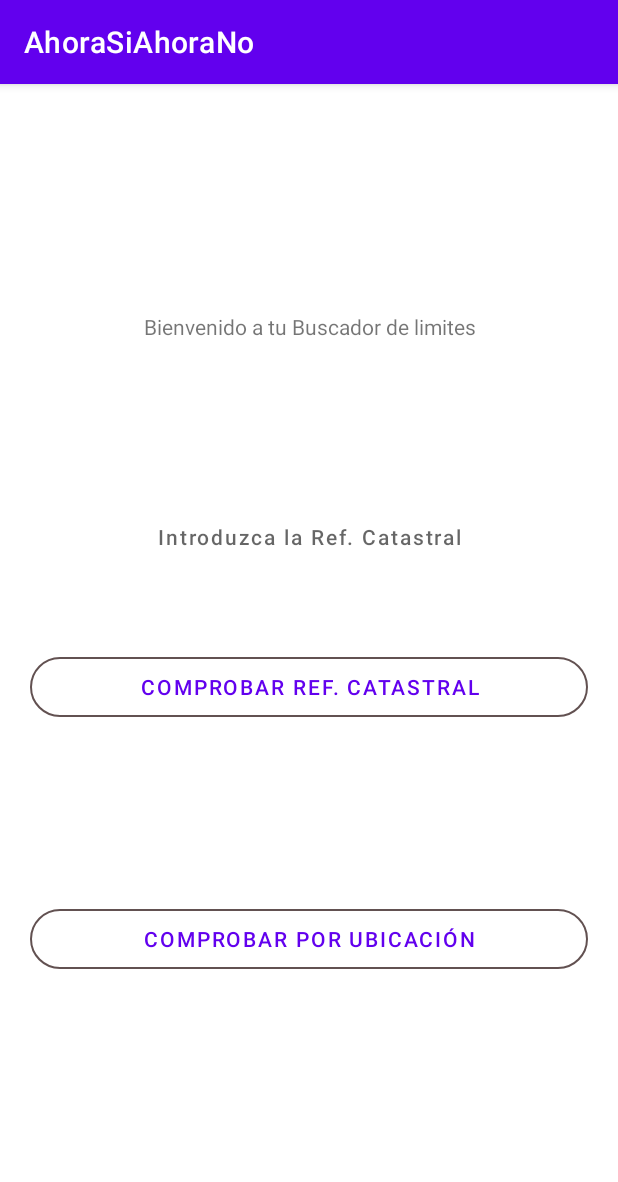
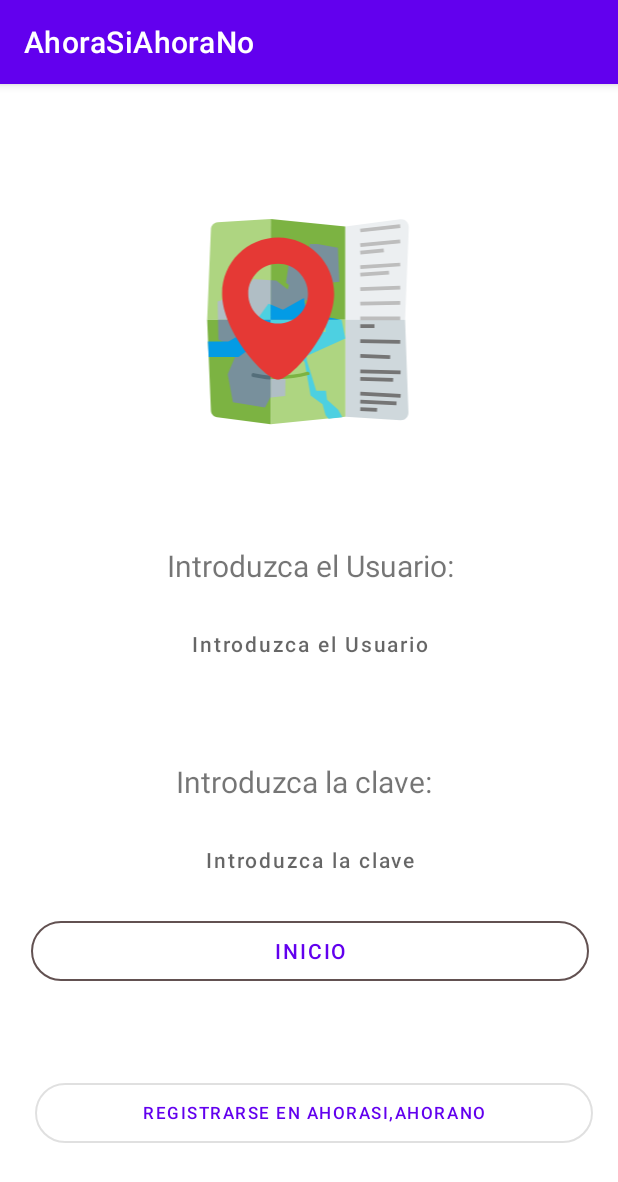
Before and after one commit to Valentfer/AhoraSiAhoraNo, an Android app: the screen it shows after launch (MainActivity2 before the commit, MainActivity3 after it), on a phone screen of 412 x 824 dp. Shown: the top 1182 px of the screen. Run offline under Robolectric (Android 15) with nearby library versions, the phone set to English and light mode, and no system bars.

Commit message:
Incluido Login Y Base de datos

```diff
--- /dev/null
+++ b/app/src/main/java/com/example/ahorasiahorano/MainActivity3.kt
@@ -0,0 +1,55 @@
+package com.example.ahorasiahorano
+
+import android.content.Intent
+import androidx.appcompat.app.AppCompatActivity
+import android.os.Bundle
+import android.widget.Button
+import android.widget.EditText
+import android.widget.Toast
+
+class MainActivity3 : AppCompatActivity() {
+
+    private lateinit var etUsuario: EditText
+    private lateinit var etPassword: EditText
+    private lateinit var btnRegistro: Button
+    private lateinit var btnInicio: Button
+
+
+    override fun onCreate(savedInstanceState: Bundle?) {
+        super.onCreate(savedInstanceState)
+        setContentView(R.layout.activity_main3)
+
+        etUsuario = findViewById(R.id.etUsuario)
+        etPassword = findViewById(R.id.etPassword)
+        btnRegistro = findViewById(R.id.btnRegistro)
+        btnInicio = findViewById(R.id.btnInicio)
+
+        btnRegistro.setOnClickListener {
+            val intent = Intent(this, MainActivity4::class.java)
+            startActivity(intent)
+        }
+        btnInicio.setOnClickListener {
+            if (etUsuario.text.isNotEmpty() && etPassword.text.isNotEmpty()){
+                if (iniciarApp(etUsuario.text.toString(), etPassword.text.toString())){
+                    val intent = Intent(this, MainActivity2::class.java)
+                    startActivity(intent)
+                }else{
+                    Toast.makeText(this,"Datos incorrectos",Toast.LENGTH_LONG).show()
+                }
+            }else{
+                Toast.makeText(this,"Introduce el usuario y contraseña",Toast.LENGTH_LONG).show()
+            }
+        }
+    }
+
+    private fun iniciarApp(usuario: String, password: String): Boolean {
+
+        val admin = BBDD(this, "login", null, 1)
+            val db = admin.readableDatabase
+            val cursor = db.rawQuery("select * from login where usuario ='$usuario' and password = '$password'", null)
+            val count = cursor.count
+            cursor.close()
+            db.close()
+            return count > 0
+    }
+}
--- /dev/null
+++ b/app/src/main/res/layout/activity_main3.xml
@@ -0,0 +1,104 @@
+<?xml version="1.0" encoding="utf-8"?>
+<androidx.constraintlayout.widget.ConstraintLayout xmlns:android="http://schemas.android.com/apk/res/android"
+    xmlns:app="http://schemas.android.com/apk/res-auto"
+    xmlns:tools="http://schemas.android.com/tools"
+    android:layout_width="match_parent"
+    android:layout_height="match_parent"
+    tools:context=".MainActivity3">
+
+    <ImageView
+        android:id="@+id/image_logo"
+        android:layout_width="204dp"
+        android:layout_height="159dp"
+        android:layout_marginTop="80dp"
+        app:layout_constraintEnd_toEndOf="parent"
+        app:layout_constraintHorizontal_bias="0.497"
+        app:layout_constraintStart_toStartOf="parent"
+        app:layout_constraintTop_toTopOf="parent"
+        app:srcCompat="@drawable/if_advantage_nearby_1034361_88844" />
+
+    <TextView
+        android:id="@+id/tvUsuario"
+        android:layout_width="372dp"
+        android:layout_height="52dp"
+        android:layout_marginTop="56dp"
+        android:gravity="center"
+        android:text="@string/tvusuario"
+        android:textSize="20sp"
+        app:layout_constraintEnd_toEndOf="parent"
+        app:layout_constraintHorizontal_bias="0.512"
+        app:layout_constraintStart_toStartOf="parent"
+        app:layout_constraintTop_toBottomOf="@+id/image_logo" />
+
+    <EditText
+        android:id="@+id/etUsuario"
+        style="?attr/materialButtonOutlinedStyle"
+        android:layout_width="372dp"
+        android:layout_height="52dp"
+        android:ems="10"
+        android:hint="@string/usuario"
+        android:inputType="text"
+        app:cornerRadius="20dp"
+        app:layout_constraintEnd_toEndOf="parent"
+        app:layout_constraintStart_toStartOf="parent"
+        app:layout_constraintTop_toBottomOf="@+id/tvUsuario"
+        app:strokeColor="#DD4A3737" />
+
+    <TextView
+        android:id="@+id/tvPassword"
+        android:layout_width="372dp"
+        android:layout_height="52dp"
+        android:layout_marginTop="40dp"
+        android:gravity="center"
+        android:text="@string/tvpassword"
+        android:textSize="20sp"
+        app:layout_constraintEnd_toEndOf="parent"
+        app:layout_constraintHorizontal_bias="0.41"
+        app:layout_constraintStart_toStartOf="parent"
+        app:layout_constraintTop_toBottomOf="@+id/etUsuario" />
+
+    <EditText
+        android:id="@+id/etPassword"
+        style="?attr/materialButtonOutlinedStyle"
+        android:layout_width="372dp"
+        android:layout_height="52dp"
+        android:ems="10"
+        android:hint="@string/password"
+        android:inputType="text|textPassword"
+        app:cornerRadius="20dp"
+        app:layout_constraintEnd_toEndOf="parent"
+        app:layout_constraintStart_toStartOf="parent"
+        app:layout_constraintTop_toBottomOf="@+id/tvPassword"
+        app:strokeColor="#DD4A3737"
+        android:autofillHints="" />
+
+    <Button
+        android:id="@+id/btnInicio"
+        style="?attr/materialButtonOutlinedStyle"
+        android:layout_width="372dp"
+        android:layout_height="52dp"
+        android:text="@string/btnInicio"
+        app:cornerRadius="20dp"
+        app:layout_constraintBottom_toTopOf="@+id/btnRegistro"
+        app:layout_constraintEnd_toEndOf="parent"
+        app:layout_constraintHorizontal_bias="0.512"
+        app:layout_constraintStart_toStartOf="parent"
+        app:layout_constraintTop_toBottomOf="@+id/etPassword"
+        app:layout_constraintVertical_bias="0.133"
+        app:strokeColor="#DD4A3737" />
+
+    <Button
+        android:id="@+id/btnRegistro"
+        style="?attr/materialButtonOutlinedStyle"
+        android:layout_width="372dp"
+        android:layout_height="52dp"
+        android:layout_marginBottom="56dp"
+        android:text="@string/btnRegistro"
+        android:textSize="11sp"
+        app:cornerRadius="20dp"
+        app:layout_constraintBottom_toBottomOf="parent"
+        app:layout_constraintEnd_toEndOf="parent"
+        app:layout_constraintHorizontal_bias="0.589"
+        app:layout_constraintStart_toStartOf="parent" />
+
+</androidx.constraintlayout.widget.ConstraintLayout>
--- a/app/src/main/res/values/strings.xml
+++ b/app/src/main/res/values/strings.xml
@@ -6,4 +6,12 @@
     <string name="Coor">Comprobar por ubicación</string>
     <string name="Introduzca">Introduzca la Ref. Catastral</string>
     <string name="Bienvenida">Bienvenido a tu Buscador de limites</string>
+    <string name="usuario">Introduzca el Usuario</string>
+    <string name="password">Introduzca la clave</string>
+    <string name="tvusuario">Introduzca el Usuario:</string>
+    <string name="tvpassword">Introduzca la clave:</string>
+    <string name="btnRegistro">Registrarse en AhoraSi,AhoraNo</string>
+    <string name="btnInicio">Inicio</string>
+    <!-- TODO: Remove or change this placeholder text -->
+    <string name="btnRegInsertar">Insertar</string>
 </resources>
```
Also changed, not shown: app/src/main/AndroidManifest.xml (+8 -2 lines), app/src/main/java/com/example/ahorasiahorano/BBDD.kt (added, +14 -0 lines), app/src/main/java/com/example/ahorasiahorano/MainActivity4.kt (added, +49 -0 lines), app/src/main/res/layout/activity_main4.xml (added, +53 -0 lines).
